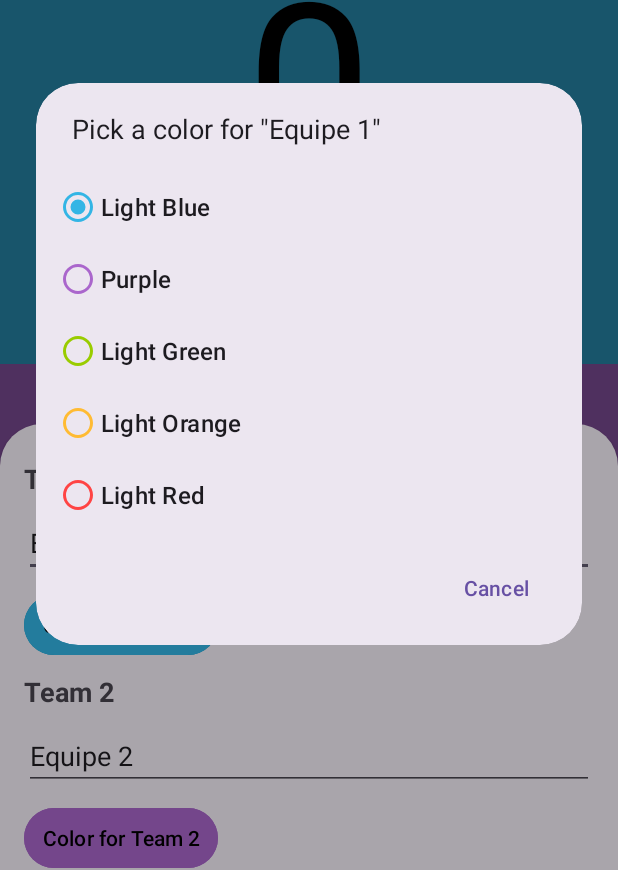
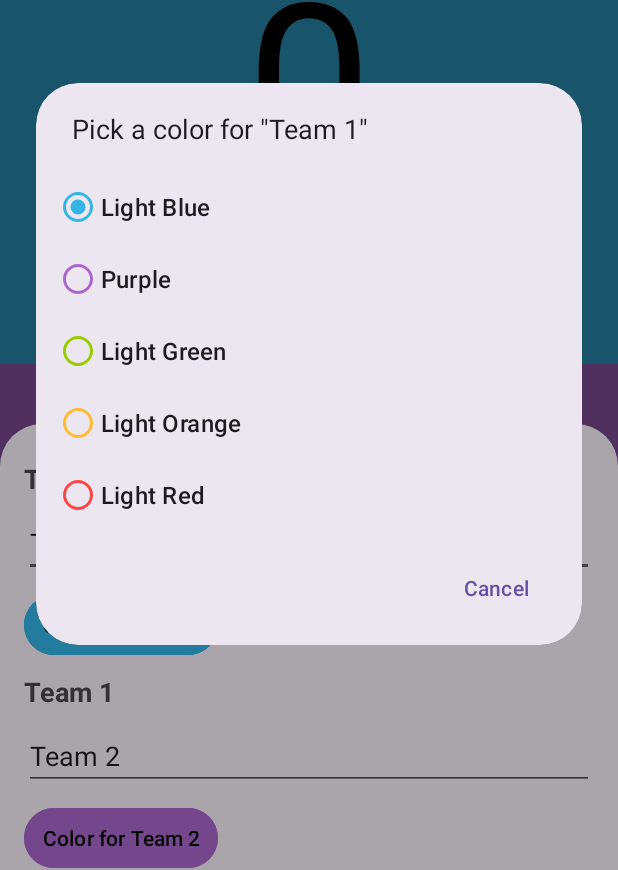
Before and after one commit to guigax/LoudScoreboard, an Android app: the fragment SettingsFragment placed in its activity, after a tap on "Color for Team 1", on a phone screen of 412 x 824 dp. Shown: the part 254-1124 px from the top of the screen. Run offline under Robolectric (Android 15) with nearby library versions, the phone set to English and light mode, and no system bars.

Commit message:
Externalized every string Translations in PT and ES

```diff
--- a/app/src/main/java/com/guigax/loudscoreboard/MainActivity.kt
+++ b/app/src/main/java/com/guigax/loudscoreboard/MainActivity.kt
@@ -311,8 +311,16 @@ class MainActivity : AppCompatActivity() {
             return
         }
 
+        val ttsPhrase = baseContext.getString(
+            R.string.tts_default_phrase,
+            team1CurrentScore,
+            team1NameV.text,
+            team2CurrentScore,
+            team2NameV.text
+        )
+
         ttsQueue.clear()
-        ttsQueue.add("$team1CurrentScore para ${team1NameV.text}. A, $team2CurrentScore para ${team2NameV.text}")
+        ttsQueue.add(ttsPhrase)
         cancelPendingTTS()
         scheduleTTS(delay)
     }
--- a/app/src/main/java/com/guigax/loudscoreboard/dialogs/ColorPickerDialog.kt
+++ b/app/src/main/java/com/guigax/loudscoreboard/dialogs/ColorPickerDialog.kt
@@ -3,6 +3,7 @@ package com.guigax.loudscoreboard.dialogs
 import android.content.Context
 import android.graphics.drawable.Drawable
 import com.google.android.material.dialog.MaterialAlertDialogBuilder
+import com.guigax.loudscoreboard.R
 import com.guigax.loudscoreboard.adapters.ColorItemAdapter
 import com.guigax.loudscoreboard.datacoordinator.DataCoordinator
 import com.guigax.loudscoreboard.datacoordinator.getTeam1NameDataStore
@@ -40,8 +41,10 @@ class ColorPickerDialog(private val context: Context) {
             }
         }
 
+        val pickAColorFor = context.getString(R.string.pick_a_color_for)
+
         dialogBuilder
-            .setTitle("Pick a color for \"$teamName\"")
+            .setTitle("$pickAColorFor \"$teamName\"")
             .setAdapter(adapter) { _, which ->
                 if (teamNumber == 1) {
                     DataCoordinator.shared.updateTeam1Color(ColorOptions.colors[which])
--- a/app/src/main/res/layout-port/activity_main.xml
+++ b/app/src/main/res/layout-port/activity_main.xml
@@ -44,21 +44,21 @@
                 android:layout_width="wrap_content"
                 android:layout_height="match_parent"
                 android:layout_weight="1"
-                android:contentDescription="Reset the score"
+                android:contentDescription="@string/reset_the_score"
                 android:src="@drawable/reset" />
             <ImageView
                 android:id="@+id/announceScore"
                 android:layout_width="wrap_content"
                 android:layout_height="match_parent"
                 android:layout_weight="1"
-                android:contentDescription="Announce the score"
+                android:contentDescription="@string/announce_the_score"
                 android:src="@drawable/score" />
             <ImageView
                 android:id="@+id/swapScore"
                 android:layout_width="wrap_content"
                 android:layout_height="match_parent"
                 android:layout_weight="1"
-                android:contentDescription="Swap the scores of the teams"
+                android:contentDescription="@string/swap_the_scores_of_the_teams"
                 android:rotation="90"
                 android:src="@drawable/swap" />
             <TextView
@@ -125,14 +125,14 @@
                 android:layout_width="wrap_content"
                 android:layout_height="match_parent"
                 android:layout_weight="1"
-                android:contentDescription="Sound a whistle"
+                android:contentDescription="@string/blow_a_whistle"
                 android:src="@drawable/whistle" />
             <ImageView
                 android:id="@+id/settings"
                 android:layout_width="wrap_content"
                 android:layout_height="match_parent"
                 android:layout_weight="1"
-                android:contentDescription="Settings"
+                android:contentDescription="@string/settings"
                 android:src="@drawable/settings" />
         </LinearLayout>
     </LinearLayout>
--- a/app/src/main/res/layout/activity_main.xml
+++ b/app/src/main/res/layout/activity_main.xml
@@ -50,13 +50,13 @@
                 android:layout_height="match_parent"
                 android:src="@drawable/reset"
                 android:layout_weight="1"
-                android:contentDescription="Reset the score" />
+                android:contentDescription="@string/reset_the_score" />
             <ImageView
                 android:id="@+id/announceScore"
                 android:layout_width="wrap_content"
                 android:layout_height="match_parent"
                 android:layout_weight="1"
-                android:contentDescription="Announce the score"
+                android:contentDescription="@string/announce_the_score"
                 android:src="@drawable/score" />
             <ImageView
                 android:id="@+id/swapScore"
@@ -64,7 +64,7 @@
                 android:layout_height="match_parent"
                 android:src="@drawable/swap"
                 android:layout_weight="1"
-                android:contentDescription="Swap the scores of the teams" />
+                android:contentDescription="@string/swap_the_scores_of_the_teams" />
             <TextView
                 android:id="@+id/team1MinusScore"
                 android:layout_width="wrap_content"
@@ -134,14 +134,14 @@
                 android:layout_height="match_parent"
                 android:src="@drawable/whistle"
                 android:layout_weight="1"
-                android:contentDescription="Sound a whistle" />
+                android:contentDescription="@string/blow_a_whistle" />
             <ImageView
                 android:id="@+id/settings"
                 android:layout_width="wrap_content"
                 android:layout_height="match_parent"
                 android:src="@drawable/settings"
                 android:layout_weight="1"
-                android:contentDescription="Settings" />
+                android:contentDescription="@string/settings" />
         </LinearLayout>
     </LinearLayout>
 </LinearLayout>
--- a/app/src/main/res/layout/settings_layout.xml
+++ b/app/src/main/res/layout/settings_layout.xml
@@ -13,7 +13,7 @@
             android:layout_width="wrap_content"
             android:layout_height="wrap_content"
             android:layout_marginTop="8dp"
-            android:text="Team 1"
+            android:text="@string/team1DefaultName"
             android:textSize="18sp"
             android:textStyle="bold" />
 
@@ -23,7 +23,7 @@
             android:layout_height="wrap_content"
             android:layout_marginTop="8dp"
             android:autofillHints="Name for the Team 1"
-            android:hint="Enter name for Team 1"
+            android:hint="@string/enter_name_for_team_1"
             android:inputType="text"
             android:maxLines="1" />
 
@@ -33,14 +33,14 @@
             android:layout_height="wrap_content"
             android:layout_marginTop="8dp"
             android:backgroundTint="@android:color/holo_blue_dark"
-            android:text="Color for Team 1"
+            android:text="@string/color_for_team_1"
             android:textColor="@color/black" />
 
         <TextView
             android:layout_width="wrap_content"
             android:layout_height="wrap_content"
             android:layout_marginTop="8dp"
-            android:text="Team 2"
+            android:text="@string/team1DefaultName"
             android:textSize="18sp"
             android:textStyle="bold" />
 
@@ -50,7 +50,7 @@
             android:layout_height="wrap_content"
             android:layout_marginTop="8dp"
             android:autofillHints="Name for Team 2"
-            android:hint="Enter name for Team 2"
+            android:hint="@string/enter_name_for_team_2"
             android:inputType="text"
             android:maxLines="1" />
 
@@ -60,7 +60,7 @@
             android:layout_height="wrap_content"
             android:layout_marginTop="8dp"
             android:backgroundTint="@android:color/holo_purple"
-            android:text="Color for Team 2"
+            android:text="@string/color_for_team_2"
             android:textColor="@color/black" />
 
         <LinearLayout
@@ -73,7 +73,7 @@
                 android:layout_width="match_parent"
                 android:layout_height="wrap_content"
                 android:layout_marginTop="8dp"
-                android:text="Choose the sound"
+                android:text="@string/choose_the_sound"
                 android:textSize="18sp"
                 android:textStyle="bold" />
 
@@ -86,7 +86,7 @@
                 android:popupBackground="@android:color/darker_gray" />
         </LinearLayout>
 
-        <RelativeLayout
+        <!--<RelativeLayout
             android:layout_width="match_parent"
             android:layout_height="wrap_content"
             android:visibility="gone">
@@ -140,13 +140,13 @@
                     android:inputType="number" />
             </RelativeLayout>
 
-        </RelativeLayout>
+        </RelativeLayout>-->
 
         <CheckBox
             android:id="@+id/mute"
             android:layout_width="wrap_content"
             android:layout_height="wrap_content"
             android:layout_marginTop="8dp"
-            android:text="Mute" />
+            android:text="@string/mute" />
     </LinearLayout>
 </ScrollView>
--- a/app/src/main/res/values/strings.xml
+++ b/app/src/main/res/values/strings.xml
@@ -1,5 +1,18 @@
 <resources>
     <string name="app_name">Loud Scoreboard</string>
-    <string name="team1DefaultName">Equipe 1</string>
-    <string name="team2DefaultName">Equipe 2</string>
+    <string name="team1DefaultName">Team 1</string>
+    <string name="team2DefaultName">Team 2</string>
+    <string name="reset_the_score">Reset the score</string>
+    <string name="announce_the_score">Announce the score</string>
+    <string name="swap_the_scores_of_the_teams">Swap the scores of the teams</string>
+    <string name="blow_a_whistle">Blow a whistle</string>
+    <string name="settings">Settings</string>
+    <string name="enter_name_for_team_1">Enter name for Team 1</string>
+    <string name="enter_name_for_team_2">Enter name for Team 2</string>
+    <string name="color_for_team_1">Color for Team 1</string>
+    <string name="color_for_team_2">Color for Team 2</string>
+    <string name="choose_the_sound">Choose the sound</string>
+    <string name="mute">Mute</string>
+    <string name="pick_a_color_for">Pick a color for</string>
+    <string name="tts_default_phrase">%1$d to %2$s. For, %3$d to %4$s</string>
 </resources>
```
Also changed, not shown: 2 other files.
